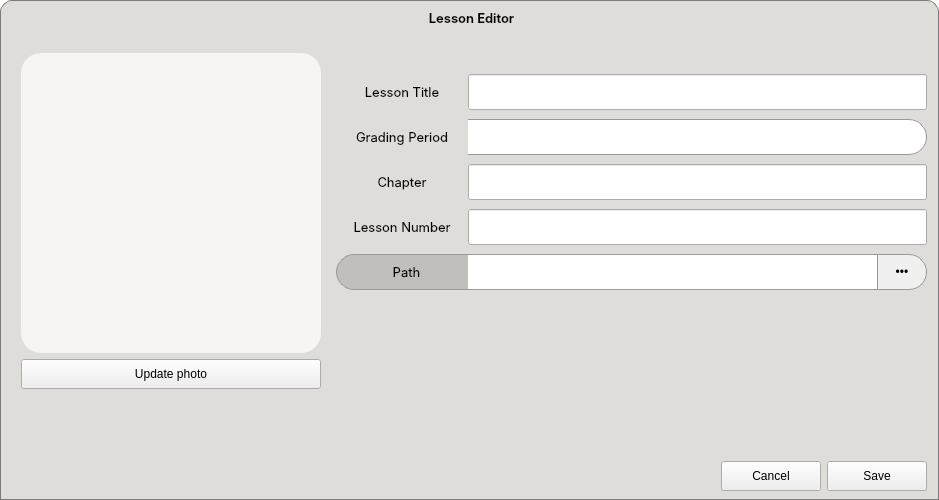
First picture: the form in CAI_PyQt/CAI_Admin/UI/LessonDialog.ui, repository CPG19040/CPG19040, before the edit.
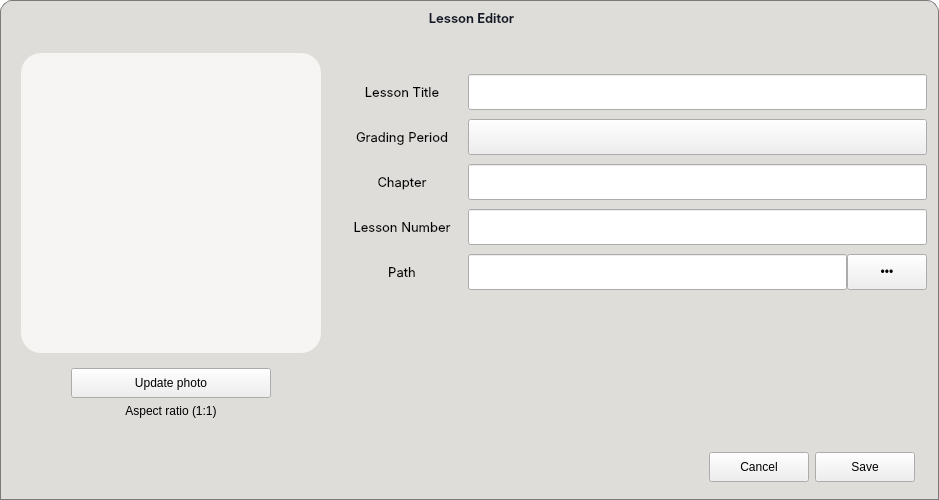
Second picture: the form after the edit. Icons and pictures are not drawn.

```diff
--- a/CAI_PyQt/CAI_Admin/UI/LessonDialog.ui
+++ b/CAI_PyQt/CAI_Admin/UI/LessonDialog.ui
@@ -33,69 +33,291 @@
   </property>
   <property name="styleSheet">
    <string notr="true">* {
-	color: black;
-	font: 10pt &quot;Inter&quot;;
+    color: #000000;
+    font: 10pt &quot;Inter&quot;;
 }
 
-#LessonDialog {
-	background: transparent;
+QDialog {
+    background: transparent;
 }
 
-*[class=&quot;button-normal&quot;] {
-	font: 10pt &quot;Inter&quot;;
-	background: qlineargradient(x1:0, y1:0, x2:0, y2:1, 
-                                stop:0 #ffffff, 
-                                stop:1 #d8ecf6);
-	color: black;
-	border-radius: 15px;
-	border: 1px solid rgb(154, 153, 150);
+#frame_header {
+    background-color: #deddda;
+    border-top-left-radius: 12px;
+    border-top-right-radius: 12px;
+    border: 1px solid #7a7a7a;
+    border-bottom: none;
 }
 
-*[class=&quot;button-normal&quot;]:hover {
-	background: qlineargradient(x1:0, y1:0, x2:0, y2:1, 
-                                stop:0 #ffffff, 
-                                stop:1 #f2f6f8);
+#label_windowTitle {
+    background: transparent;
+    font: 10pt &quot;Inter SemiBold&quot;;
+    color: #111827;
 }
 
-*[class=&quot;button-normal&quot;]:pressed {
-    background: qlineargradient(x1:0, y1:0, x2:0, y2:1, 
-                                stop:0 #dce5e9, 
-                                stop:1 #ffffff);
+#widget_body {
+    background-color: #deddda;
+    border: 1px solid #7a7a7a;
+    border-top: none;
 }
 
-*[class=&quot;button-normal&quot;]:disabled {
-	background: #f5f5f5;
-	border: 1px solid #dcdcdc;
-	color: #aeaeae;
-}
 
 QPushButton[class=&quot;button-green&quot;] {
-	border: 1px solid #0a5128;
+    border: 1px solid #0a5128;
     border-radius: 15px;
     padding: 0px 10px 0px;
-    background: qlineargradient(x1:0, y1:0, x2:0, y2:1, 
-                                stop:0 #1ebd5d, 
-                                stop:1 #107f3f);
+    background: qlineargradient(x1:0, y1:0, x2:0, y2:1, stop:0 #1ebd5d, stop:1 #107f3f);
     color: #FFF;
     font: 10pt &quot;Inter SemiBold&quot;;
 }
 
 QPushButton[class=&quot;button-green&quot;]:hover {
-    background: qlineargradient(x1:0, y1:0, x2:0, y2:1, 
-                                stop:0 #2ecc71, 
-                                stop:1 #27AE60);
+    background: qlineargradient(x1:0, y1:0, x2:0, y2:1, stop:0 #2ecc71, stop:1 #27AE60);
 }
 
 QPushButton[class=&quot;button-green&quot;]:pressed {
-    background: qlineargradient(x1:0, y1:0, x2:0, y2:1, 
-                                stop:0 #0b572a, 
-                                stop:1 #129046); 
+    background: qlineargradient(x1:0, y1:0, x2:0, y2:1, stop:0 #0b572a, stop:1 #129046);
 }
 
 QPushButton[class=&quot;button-green&quot;]:disabled {
     background: #A5D6A7;
     color: #E8F5E9;
     opacity: 0.6;
+}
+
+QPushButton[class=&quot;button-normal&quot;] {
+    color: #000000;
+    font: 10pt &quot;Inter&quot;;
+    border: 1px solid #9a9996;
+    border-radius: 15px;
+    background: qlineargradient(x1:0, y1:0, x2:0, y2:1, stop:0 #ffffff, stop:1 #d8ecf6);
+}
+
+QPushButton[class=&quot;button-normal&quot;]:hover {
+    background: qlineargradient(x1:0, y1:0, x2:0, y2:1, stop:0 #ffffff, stop:1 #f2f6f8);
+}
+
+QPushButton[class=&quot;button-normal&quot;]:pressed {
+    background: qlineargradient(x1:0, y1:0, x2:0, y2:1, stop:0 #dce5e9, stop:1 #ffffff);
+}
+
+QPushButton[class=&quot;button-normal&quot;]:disabled {
+    color: #aeaeae;
+    border: 1px solid #dcdcdc;
+    background: #f5f5f5;
+}
+
+
+*[class=&quot;input-field&quot;] {
+    background-color: transparent;
+}
+
+*[class=&quot;input-field&quot;] QLineEdit {
+    background-color: #ffffff;
+    border: 1px solid #999;
+    border-left: none;
+    border-top-right-radius: 18px;
+    border-bottom-right-radius: 18px;
+    padding: 0px 8px;
+    color: #1f2937;
+}
+
+*[class=&quot;input-field&quot;] QLabel,
+*[class=&quot;input-and-browse&quot;] QLabel {
+    background-color: #c0bfbc;
+    border: 1px solid #999;
+    border-right: none;
+    border-top-left-radius: 18px;
+    border-bottom-left-radius: 18px;
+    padding-left: 8px;
+    color: #000000;
+}
+
+
+*[class=&quot;input-field&quot;] QComboBox {
+    border: 1px solid #999;
+    border-left: none;
+    padding: 0px 10px;
+    background-color: #ffffff;
+    color: #1f2937;
+    font: 10pt &quot;Inter Medium&quot;;
+    selection-background-color: #bfdbfe;
+    border-top-right-radius: 18px;
+    border-bottom-right-radius: 18px;
+}
+
+QComboBox:focus {
+    border: 1px solid #2563eb;
+}
+
+QComboBox:hover {
+    border: 1px solid #3b82f6;
+}
+
+QComboBox::drop-down {
+    subcontrol-origin: padding;
+    subcontrol-position: top right;
+    width: 30px;
+    border-left-width: 0px;
+    border-top-right-radius: 15px;
+    border-bottom-right-radius: 15px;
+}
+
+QComboBox::down-arrow {
+    image: url(:/Images/Images/caret-down.png);
+    border: none;
+    width: 8px;
+    height: 8px;
+}
+
+QComboBox QAbstractItemView {
+    background-color: #ffffff !important;
+    border: 1px solid #999;
+    selection-background-color: #bfdbfe;
+    selection-color: #111827;
+    outline: 0;
+}
+
+QComboBox QAbstractItemView::item {
+    padding: 0px 15px;
+    border-radius: 4px;
+    color: #1f2937;
+}
+
+QComboBox QAbstractItemView::item:hover {
+    background-color: #bfdbfe;
+    color: #111827;
+}
+
+QComboBox:disabled {
+    background-color: #f3f4f6;
+    border: none;
+    color: #999;
+}
+
+QComboBox::drop-down:disabled {
+    border-top-right-radius: 15px;
+    border-bottom-right-radius: 15px;
+    background-color: transparent;
+}
+
+QComboBox::down-arrow:disabled {
+    image: url(:/Images/Images/caret-down-disabled.png);
+}
+
+
+QLineEdit:focus {
+    border: 1px solid #2563eb;
+}
+
+QLineEdit:hover {
+    border: 1px solid #3b82f6;
+}
+
+QSpinBox {
+    font: 10pt &quot;Inter Medium&quot;;
+    height: 30px;
+    border: 1px solid #999;
+    border-radius: 15px;
+    padding: 0px 5px;
+    background-color: #ffffff;
+    color: #1f2937;
+    selection-background-color: #bfdbfe;
+}
+
+QSpinBox:focus {
+    border: 1px solid #2563eb;
+}
+
+QSpinBox:hover {
+    border: 1px solid #3b82f6;
+}
+
+QSpinBox::up-button,
+QSpinBox::down-button {
+    subcontrol-origin: border;
+    width: 8px;
+    height: 8px;
+    padding: 6px 10px 6px 2px;
+    color: #6b7280;
+}
+
+QSpinBox::up-button {
+    subcontrol-position: top right;
+    border-top-right-radius: 15px;
+}
+
+QSpinBox::down-button {
+    subcontrol-position: bottom right;
+    border-bottom-right-radius: 15px;
+}
+
+QSpinBox::up-arrow {
+    image: url(:/Images/Images/caret-up.png);
+    width: 8px;
+    height: 8px;
+}
+
+QSpinBox::down-arrow {
+    image: url(:/Images/Images/caret-down.png);
+    width: 8px;
+    height: 8px;
+}
+
+#btnMinimize {
+    border-radius: 12px;
+    background-color: transparent;
+}
+
+#btnMinimize:hover {
+    background-color: #f8e45c;
+}
+
+#btnClose {
+    border-radius: 12px;
+    background-color: transparent;
+}
+
+#btnClose:hover {
+    background-color: #f66151;
+}
+
+*[class=&quot;input-and-browse&quot;] {
+    background: transparent;
+}
+
+*[class=&quot;input-and-browse&quot;] QLineEdit {
+    background-color: rgb(255, 255, 255);
+    border: 1px solid #999999;
+    border-left: none;
+    border-right: none;
+    padding: 0px 8px;
+}
+
+*[class=&quot;input-and-browse&quot;] QLineEdit:hover {
+    border: 1px solid #3498db;
+    border-right: none;
+}
+
+*[class=&quot;input-and-browse&quot;] QLineEdit:focus {
+    border: 1px solid #007BFF;
+    border-right: none;
+}
+
+*[class=&quot;input-and-browse&quot;] #btnBrowse {
+    font: 10pt &quot;Inter&quot;;
+    background-color: #f0f0f0;
+    border: 1px solid #999999;
+    padding: 5px 15px;
+
+    border-top-right-radius: 18px;
+    border-bottom-right-radius: 18px;
+    border-top-left-radius: 0px;
+    border-bottom-left-radius: 0px;
+}
+
+*[class=&quot;input-and-browse&quot;] #btnBrowse:hover {
+    background-color: #e0e0e0;
 }</string>
   </property>
   <layout class="QVBoxLayout" name="verticalLayout_3">
@@ -132,13 +354,7 @@
       <bool>true</bool>
      </property>
      <property name="styleSheet">
-      <string notr="true">#frame_header {
-	background-color: #deddda;
-	border-top-left-radius: 12px;
-	border-top-right-radius: 12px;
-	border: 1px solid #7a7a7a;
-	border-bottom: none;
-}</string>
+      <string notr="true"/>
      </property>
      <property name="frameShape">
       <enum>QFrame::StyledPanel</enum>
@@ -207,9 +423,7 @@
          </font>
         </property>
         <property name="styleSheet">
-         <string notr="true">background: transparent;
-color: rgb(0, 0, 0);
-font: 10pt &quot;Inter SemiBold&quot;;</string>
+         <string notr="true"/>
         </property>
         <property name="text">
          <string>Lesson Editor</string>
@@ -234,9 +448,12 @@
          </size>
         </property>
         <property name="styleSheet">
-         <string notr="true">background: transparent;</string>
+         <string notr="true"/>
         </property>
         <layout class="QHBoxLayout" name="horizontalLayout_13">
+         <property name="spacing">
+          <number>0</number>
+         </property>
          <property name="leftMargin">
           <number>0</number>
          </property>
@@ -267,14 +484,7 @@
             <cursorShape>PointingHandCursor</cursorShape>
            </property>
            <property name="styleSheet">
-            <string notr="true">#btnMinimize {
-	border-radius: 12px;
-	background-color: transparent;
-}
-
-#btnMinimize:hover {
-	background-color: rgb(248, 228, 92);
-}</string>
+            <string notr="true"/>
            </property>
            <property name="text">
             <string/>
@@ -309,14 +519,7 @@
             <cursorShape>PointingHandCursor</cursorShape>
            </property>
            <property name="styleSheet">
-            <string notr="true">#btnClose {
-	border-radius: 12px;
-	background-color: transparent;
-}
-
-#btnClose:hover {
-	background-color: rgb(246, 97, 81);
-}</string>
+            <string notr="true"/>
            </property>
            <property name="text">
             <string/>
@@ -336,95 +539,7 @@
    <item>
     <widget class="QWidget" name="widget_body" native="true">
      <property name="styleSheet">
-      <string notr="true">#widget_body {
-	background-color: #deddda;
-	border: 1px solid #7a7a7a;
-	border-top: none;
-	border-bottom: none;
-}
-
-*[class=&quot;input-field&quot;] {
-	background-color: transparent;
-}
-
-*[class=&quot;input-field&quot;] QLineEdit {
-	background-color: #ffffff;
-	border: 1px solid #999;
-	border-left: none;
-	border-top-right-radius: 18px;
-	border-bottom-right-radius: 18px;
-	padding: 0px 8px;
-	color: black;
-}
-
-*[class=&quot;input-field&quot;] QLabel {
-	background-color: rgb(192, 191, 188);
-	border-left: 1px solid #999;
-	border-top: 1px solid #999;
-	border-bottom: 1px solid #999;
-	border-right: none;
-	border-top-left-radius: 18px;
-	border-bottom-left-radius: 18px;
-	padding-left: 8px;
-	color: black;
-}
-
-QComboBox {
-    border: 1px solid #999;
-    border-left: none;
-    padding: 0px 10px;
-    background-color: #ffffff;
-    color: #333333;
-    font: 10pt &quot;Inter Medium&quot;;
-    selection-background-color: #7eb4d7;
-	border-top-right-radius: 18px;
-	border-bottom-right-radius: 18px;
-}
-
-QComboBox:focus, QLineEdit:focus {
-    border: 1px solid #007BFF;
-}
-
-QComboBox:hover, QLineEdit:hover {
-    border: 1px solid #3498db;
-}
-
-QComboBox::drop-down {
-    subcontrol-origin: padding;
-    subcontrol-position: top right;
-    width: 30px;
-    border-left-width: 0px;
-    /* Match the 15px border-radius of the main control */
-    border-top-right-radius: 15px;
-    border-bottom-right-radius: 15px;
-}
-
-QComboBox::down-arrow {
-    image: url(:/Images/Images/caret-down.png);
-    border: none;
-    width: 8px;
-    height: 8px;
-}
-
-QComboBox QAbstractItemView {
-    background-color: white !important;
-    border: 1px solid #999;
-    selection-background-color: #7eb4d7;
-    selection-color: #ffffff;
-    outline: 0; /* Removes the ugly dotted focus border */
-}
-
-QComboBox QAbstractItemView::item {
-    padding: 0px 15px;
-    border-radius: 4px;
-    color: #333333;
-}
-
-/* Hover state for items inside the dropdown */
-QComboBox QAbstractItemView::item:hover {
-    background-color: #7eb4d7;
-    color: #ffffff;
-}</string>
+      <string notr="true"/>
      </property>
      <layout class="QHBoxLayout" name="horizontalLayout_10">
       <property name="leftMargin">
@@ -468,16 +583,24 @@
           </widget>
          </item>
          <item>
+          <layout class="QHBoxLayout" name="horizontalLayout_3">
+           <property name="topMargin">
+            <number>9</number>
+           </property>
+           <property name="bottomMargin">
+            <number>0</number>
+           </property>
+           <item>
           <widget class="QPushButton" name="btnUploadPhoto">
            <property name="minimumSize">
             <size>
-             <width>0</width>
+               <width>200</width>
              <height>30</height>
             </size>
            </property>
            <property name="maximumSize">
             <size>
-             <width>16777215</width>
+               <width>200</width>
              <height>30</height>
             </size>
            </property>
@@ -492,6 +615,18 @@
            </property>
           </widget>
          </item>
+          </layout>
+         </item>
+         <item>
+          <widget class="QLabel" name="label_6">
+           <property name="text">
+            <string>Aspect ratio (1:1)</string>
+           </property>
+           <property name="alignment">
+            <set>Qt::AlignCenter</set>
+           </property>
+          </widget>
+         </item>
          <item>
           <spacer name="verticalSpacer_2">
            <property name="orientation">
@@ -835,60 +970,12 @@
           </widget>
          </item>
          <item>
-          <widget class="QWidget" name="widget_3" native="true">
+          <widget class="QWidget" name="widget_path" native="true">
            <property name="styleSheet">
-            <string notr="true">#widget_3 {
-	background: transparent;
-}
-
-QLineEdit {
-	background-color: rgb(255, 255, 255); 
-	border: 1px solid #999999;
-	border-left: none;
-	border-right: none;
-	padding: 0px 8px;
-}
-
-QLineEdit:hover {
-	border: 1px solid #3498db;
-	border-right: none;
-}
-
-QLineEdit:focus {
-    border: 1px solid #007BFF;
-	border-right: none;
-}
-
-#btnBrowse {
-	font: 10pt &quot;Inter&quot;;
-	background-color: #f0f0f0;
-	border: 1px solid #999999;
-	padding: 5px 15px;
-	
-	border-top-right-radius: 18px;
-	border-bottom-right-radius: 18px;
-	border-top-left-radius: 0px;
-	border-bottom-left-radius: 0px;
-}
-
-#btnBrowse:hover {
-    background-color: #e0e0e0;
-}
-
-QLabel {
-	background-color: rgb(192, 191, 188);
-	border-left: 1px solid #999;
-	border-top: 1px solid #999;
-	border-bottom: 1px solid #999;
-	border-right: none;
-	border-top-left-radius: 18px;
-	border-bottom-left-radius: 18px;
-	padding-left: 8px;
-	color: black;
-}</string>
+            <string notr="true"/>
            </property>
            <property name="class" stdset="0">
-            <string/>
+            <string>input-and-browse</string>
            </property>
            <layout class="QHBoxLayout" name="horizontalLayout_2">
             <property name="spacing">
@@ -997,20 +1084,10 @@
            </property>
           </spacer>
          </item>
-        </layout>
-       </widget>
-      </item>
-     </layout>
-    </widget>
-   </item>
    <item>
     <widget class="QWidget" name="widget_footer" native="true">
      <property name="styleSheet">
-      <string notr="true">#widget_footer {
-	background-color: #deddda;
-	border: 1px solid #7a7a7a;
-	border-top: none;
-}</string>
+            <string notr="true"/>
      </property>
      <layout class="QHBoxLayout" name="horizontalLayout">
       <property name="leftMargin">
@@ -1080,6 +1157,12 @@
         <property name="class" stdset="0">
          <string>button-green</string>
         </property>
+             </widget>
+            </item>
+           </layout>
+          </widget>
+         </item>
+        </layout>
        </widget>
       </item>
      </layout>
```
Lines whose indentation alone changed are shown as unchanged.
